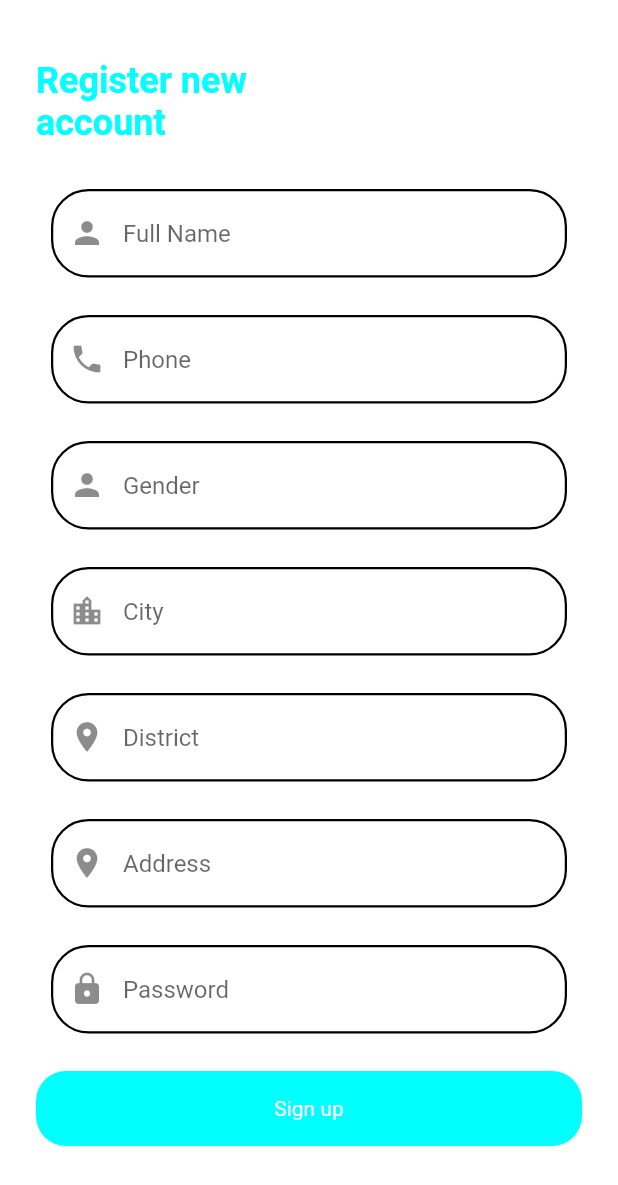
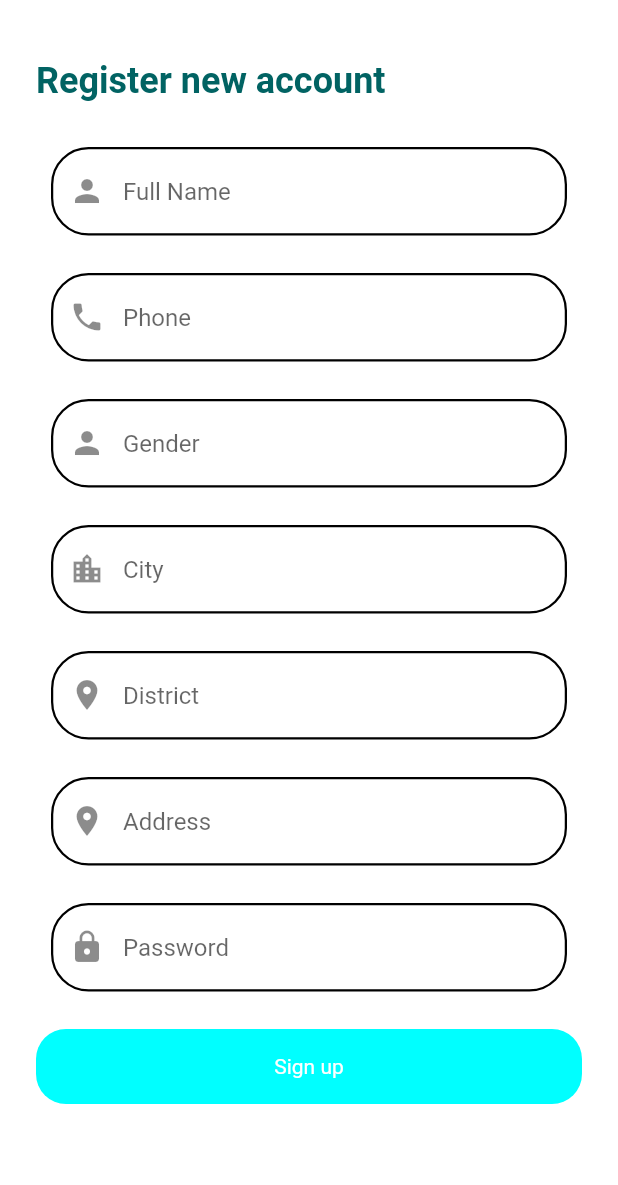
Before and after one commit to muhamudu/Abel_App_Flutter, a Flutter app: the RegisterPage screen opened directly, on a phone screen of 412 x 824 dp. Shown: the top 1185 px of the screen. Run offline on Flutter 3.47's test engine with Material 2 defaults, Android fonts, the phone set to English and light mode, and no system bars; our stand-ins replace email_validator, flutter_rating_bar, fluttertoast, money_formatter; missing offline and left inert: counter_button, shared_preferences_web; accounts and stored records are empty.

Commit message:
Correcting on register title

```diff
--- a/lib/register_page.dart
+++ b/lib/register_page.dart
@@ -70,9 +70,9 @@ class _RegisterPageState extends State<RegisterPage> {
                           crossAxisAlignment: CrossAxisAlignment.start,
                           children: [
                             Text(
-                              'Register new\naccount',
+                              'Register new account',
                               style: heading2.copyWith(
-                                  color: Color.fromARGB(255, 0, 255, 255)),
+                                  color: Color.fromARGB(255, 1, 99, 99)),
                             ),
                             SizedBox(
                               height: 20,
```
